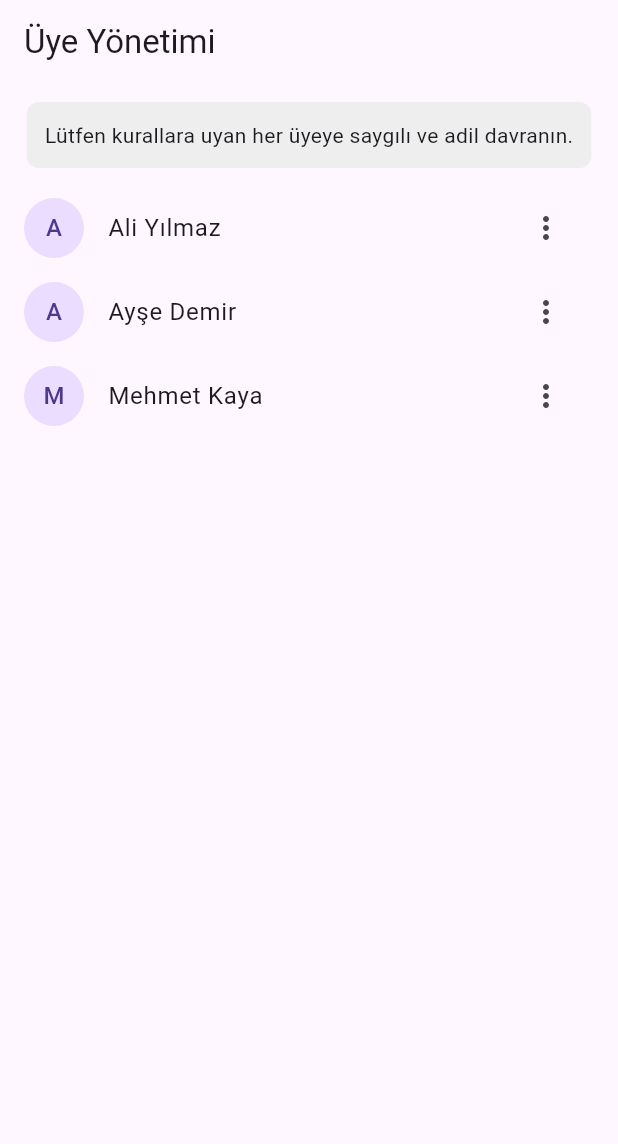
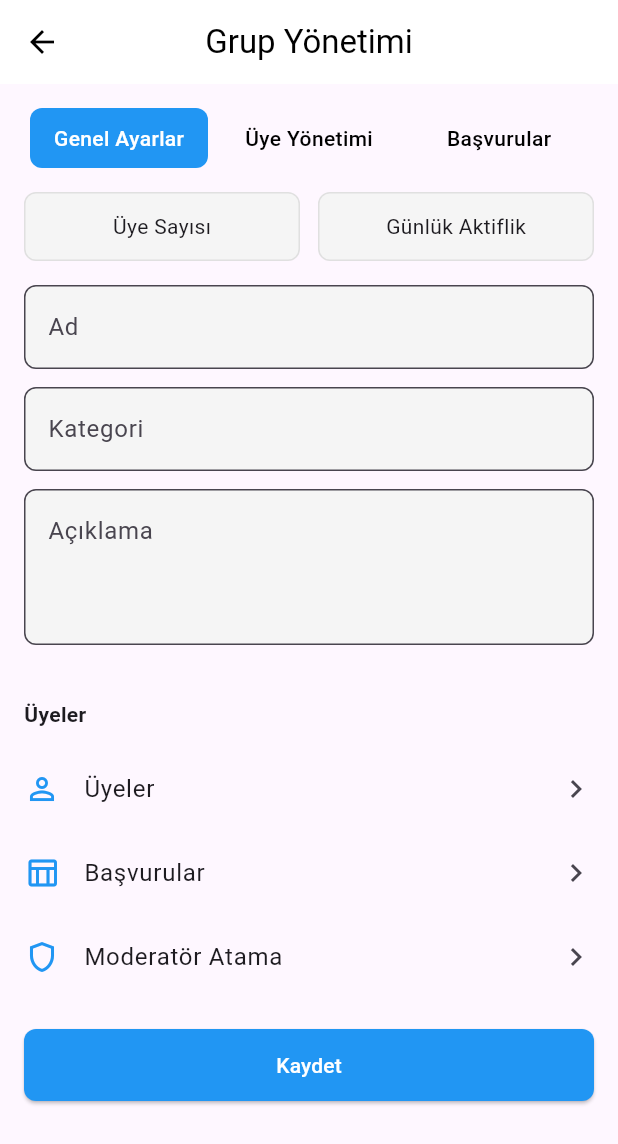
Before and after one commit to mansur61/milyonada_ui, a Flutter app: the screen it shows after launch, on a phone screen of 412 x 824 dp. Shown: the top 1144 px of the screen. Run offline on Flutter 3.47's test engine with Material 3 defaults, Android fonts, the phone set to English and light mode, and no system bars; our stand-ins replace equatable, flutter_bloc.

Commit message:
gup yünetmi eklendi. ingilizce adlar kullanımı yapıldı.

```diff
--- a/milyonada/lib/bloc/group_bloc.dart
+++ b/milyonada/lib/bloc/grup_discovery/group_bloc.dart
@@ -1,6 +1,6 @@
 import 'package:flutter_bloc/flutter_bloc.dart';
 import 'package:equatable/equatable.dart';
-import '../model/group_model.dart';
+import '../../model/group_model.dart';
 
 part 'group_event.dart';
 part 'group_state.dart';
--- /dev/null
+++ b/milyonada/lib/bloc/grup_yonetimi/group_manager_bloc.dart
@@ -0,0 +1,12 @@
+import 'package:flutter_bloc/flutter_bloc.dart';
+
+import 'group_manager_event.dart';
+import 'group_manager_state.dart';
+
+class GroupBloc extends Bloc<GroupEvent, GroupState> {
+  GroupBloc() : super(GroupState(selectedTab: 0)) {
+    on<TabChanged>((event, emit) {
+      emit(state.copyWith(selectedTab: event.index));
+    });
+  }
+}
--- /dev/null
+++ b/milyonada/lib/bloc/grup_yonetimi/group_manager_event.dart
@@ -0,0 +1,6 @@
+abstract class GroupEvent {}
+
+class TabChanged extends GroupEvent {
+  final int index;
+  TabChanged(this.index);
+}
--- /dev/null
+++ b/milyonada/lib/bloc/grup_yonetimi/group_manager_state.dart
@@ -0,0 +1,8 @@
+class GroupState {
+  final int selectedTab;
+  GroupState({required this.selectedTab});
+
+  GroupState copyWith({int? selectedTab}) {
+    return GroupState(selectedTab: selectedTab ?? this.selectedTab);
+  }
+}
--- a/milyonada/lib/bloc/uye_yonetimi/uye_bloc.dart
+++ b/milyonada/lib/bloc/member_management/member_management_bloc.dart
@@ -1,7 +1,7 @@
 import 'package:flutter_bloc/flutter_bloc.dart';
 import '../../model/member.dart';
-import 'uye_event.dart';
-import 'uye_state.dart';
+import 'member_management_event.dart';
+import 'member_management_state.dart';
 
 class MemberBloc extends Bloc<MemberEvent, MemberState> {
   MemberBloc() : super(MemberInitial()) {
--- a/milyonada/lib/main.dart
+++ b/milyonada/lib/main.dart
@@ -1,11 +1,12 @@
 import 'package:flutter/material.dart';
 import 'package:flutter_bloc/flutter_bloc.dart';
-import 'bloc/group_bloc.dart';
-import 'bloc/uye_yonetimi/uye_bloc.dart';
-import 'bloc/uye_yonetimi/uye_event.dart';
+import 'bloc/grup_discovery/group_bloc.dart';
+import 'bloc/member_management/member_management_bloc.dart';
+import 'bloc/member_management/member_management_event.dart';
 import 'screen/group_create_screen.dart';
 import 'screen/group_detail_screen.dart';
-import 'screen/uye_yonetimi_screen.dart';
+import 'screen/group_management_screen.dart';
+import 'screen/member_management_screen.dart';
 
 void main() {
   runApp(const MyApp());
@@ -30,7 +31,7 @@ class MyApp extends StatelessWidget {
         routes: {
           '/': (context) =>
           //GroupDetailScreen()
-          MemberScreen(),
+          GroupManagementScreen(),
 
           '/create': (context) => const GroupCreateScreen(),
           // diğer sayfalar buraya eklenebilir
--- a/milyonada/lib/screen/group_discovery_screen.dart
+++ b/milyonada/lib/screen/group_discovery_screen.dart
@@ -1,6 +1,6 @@
 import 'package:flutter/material.dart';
 import 'package:flutter_bloc/flutter_bloc.dart';
-import '../bloc/group_bloc.dart';
+import '../bloc/grup_discovery/group_bloc.dart';
 
 class GroupDiscoveryScreen extends StatelessWidget {
   const GroupDiscoveryScreen({super.key});
--- /dev/null
+++ b/milyonada/lib/screen/group_management_screen.dart
@@ -0,0 +1,172 @@
+import 'package:flutter/material.dart';
+import 'package:flutter_bloc/flutter_bloc.dart';
+
+import '../bloc/grup_yonetimi/group_manager_bloc.dart';
+import '../bloc/grup_yonetimi/group_manager_event.dart';
+import '../bloc/grup_yonetimi/group_manager_state.dart';
+
+class GroupManagementScreen extends StatelessWidget {
+  final TextEditingController nameController = TextEditingController();
+  final TextEditingController categoryController = TextEditingController();
+  final TextEditingController descriptionController = TextEditingController();
+
+  @override
+  Widget build(BuildContext context) {
+    return BlocProvider(
+      create: (_) => GroupBloc(),
+      child: Scaffold(
+        appBar: AppBar(
+          title: Text('Grup Yönetimi', style: TextStyle(color: Colors.black)),
+          centerTitle: true,
+          backgroundColor: Colors.white,
+          elevation: 0,
+          leading: BackButton(color: Colors.black),
+        ),
+        body: BlocBuilder<GroupBloc, GroupState>(
+          builder: (context, state) {
+            return SingleChildScrollView(
+              padding: EdgeInsets.all(16),
+              child: Column(
+                crossAxisAlignment: CrossAxisAlignment.start,
+                children: [
+                  // Sekmeler
+                  Row(
+                    children: [
+                      _tabButton(context, "Genel Ayarlar", 0, state.selectedTab),
+                      _tabButton(context, "Üye Yönetimi", 1, state.selectedTab),
+                      _tabButton(context, "Başvurular", 2, state.selectedTab),
+                    ],
+                  ),
+                  SizedBox(height: 16),
+                  // İçerik
+                  if (state.selectedTab == 0) _generalSettingsTab(),
+                  if (state.selectedTab == 1) _memberManagementTab(),
+                  if (state.selectedTab == 2) _applicationsTab(),
+                ],
+              ),
+            );
+          },
+        ),
+      ),
+    );
+  }
+
+  Widget _tabButton(BuildContext context, String title, int index, int selectedTab) {
+    final isSelected = index == selectedTab;
+    return Expanded(
+      child: GestureDetector(
+        onTap: () => context.read<GroupBloc>().add(TabChanged(index)),
+        child: Container(
+          padding: EdgeInsets.symmetric(vertical: 10),
+          margin: EdgeInsets.symmetric(horizontal: 4),
+          decoration: BoxDecoration(
+            color: isSelected ? Colors.blue : Colors.transparent,
+            borderRadius: BorderRadius.circular(8),
+          ),
+          child: Center(
+            child: Text(
+              title,
+              style: TextStyle(
+                color: isSelected ? Colors.white : Colors.black,
+                fontWeight: FontWeight.w500,
+              ),
+            ),
+          ),
+        ),
+      ),
+    );
+  }
+
+  Widget _generalSettingsTab() {
+    return Column(
+      crossAxisAlignment: CrossAxisAlignment.start,
+      children: [
+        _statsRow(),
+        SizedBox(height: 16),
+        _buildTextField("Ad", controller: nameController),
+        _buildTextField("Kategori", controller: categoryController),
+        _buildTextField("Açıklama", controller: descriptionController, maxLines: 3),
+        SizedBox(height: 24),
+        Text("Üyeler", style: TextStyle(fontWeight: FontWeight.bold)),
+        SizedBox(height: 12),
+        _iconTile(Icons.person_outline, "Üyeler"),
+        _iconTile(Icons.table_chart_outlined, "Başvurular"),
+        _iconTile(Icons.shield_outlined, "Moderatör Atama"),
+        SizedBox(height: 20),
+        SizedBox(
+          width: double.infinity,
+          child: ElevatedButton(
+            onPressed: () {},
+            style: ElevatedButton.styleFrom(
+              backgroundColor: Colors.blue,
+              foregroundColor: Colors.white,
+              shape: RoundedRectangleBorder(
+                borderRadius: BorderRadius.circular(8),
+              ),
+              padding: EdgeInsets.symmetric(vertical: 14),
+            ),
+            child: Text("Kaydet"),
+          ),
+        )
+      ],
+    );
+  }
+
+  Widget _statsRow() {
+    return Row(
+      children: [
+        Expanded(child: _statBox("Üye Sayısı")),
+        SizedBox(width: 12),
+        Expanded(child: _statBox("Günlük Aktiflik")),
+      ],
+    );
+  }
+
+  Widget _statBox(String label) {
+    return Container(
+      padding: EdgeInsets.symmetric(vertical: 12),
+      decoration: BoxDecoration(
+        color: Colors.grey.shade100,
+        borderRadius: BorderRadius.circular(8),
+        border: Border.all(color: Colors.grey.shade300),
+      ),
+      child: Center(child: Text(label)),
+    );
+  }
+
+  Widget _buildTextField(String label, {TextEditingController? controller, int maxLines = 1}) {
+    return Padding(
+      padding: const EdgeInsets.only(bottom: 12),
+      child: TextField(
+        controller: controller,
+        maxLines: maxLines,
+        decoration: InputDecoration(
+          hintText: label,
+          filled: true,
+          fillColor: Colors.grey.shade100,
+          border: OutlineInputBorder(
+            borderRadius: BorderRadius.circular(8),
+            borderSide: BorderSide(color: Colors.grey.shade300),
+          ),
+        ),
+      ),
+    );
+  }
+
+  Widget _iconTile(IconData icon, String text) {
+    return ListTile(
+      leading: Icon(icon, color: Colors.blue),
+      title: Text(text),
+      trailing: Icon(Icons.chevron_right),
+      contentPadding: EdgeInsets.symmetric(horizontal: 0),
+    );
+  }
+
+  Widget _memberManagementTab() {
+    return Center(child: Text("Üye Yönetimi sekmesi"));
+  }
+
+  Widget _applicationsTab() {
+    return Center(child: Text("Başvurular sekmesi"));
+  }
+}
--- a/milyonada/lib/screen/uye_yonetimi_screen.dart
+++ b/milyonada/lib/screen/member_management_screen.dart
@@ -1,9 +1,9 @@
 import 'package:flutter/material.dart';
 import 'package:flutter_bloc/flutter_bloc.dart';
 
-import '../bloc/uye_yonetimi/uye_bloc.dart';
-import '../bloc/uye_yonetimi/uye_event.dart';
-import '../bloc/uye_yonetimi/uye_state.dart';
+import '../bloc/member_management/member_management_bloc.dart';
+import '../bloc/member_management/member_management_event.dart';
+import '../bloc/member_management/member_management_state.dart';
 
 class MemberScreen extends StatelessWidget {
   const MemberScreen({super.key});
```
Also changed, not shown: milyonada/lib/bloc/grup_discovery/group_event.dart (renamed from milyonada/lib/bloc/group_event.dart), milyonada/lib/bloc/grup_discovery/group_state.dart (renamed from milyonada/lib/bloc/group_state.dart), milyonada/lib/bloc/member_management/member_management_event.dart (renamed from milyonada/lib/bloc/uye_yonetimi/uye_event.dart), milyonada/lib/bloc/member_management/member_management_state.dart (renamed from milyonada/lib/bloc/uye_yonetimi/uye_state.dart), milyonada/lib/ss/grup_yonetimi.PNG (added).
